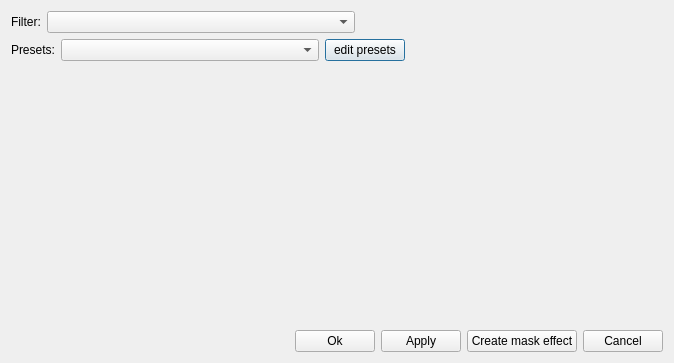
First picture: the form in krita/ui/wdgfilterdialog.ui, repository KDE/krita, before the edit.
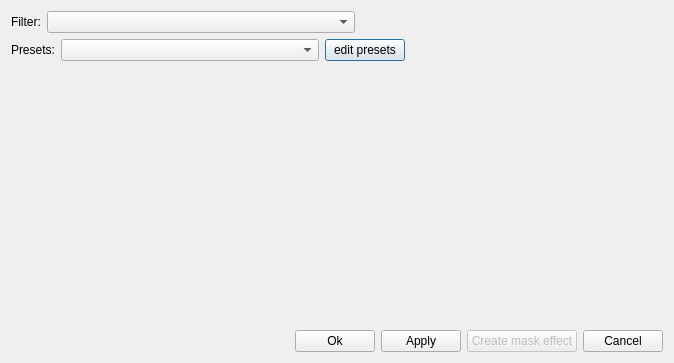
Second picture: the form after the edit.

Patch:
```diff
--- a/krita/ui/wdgfilterdialog.ui
+++ b/krita/ui/wdgfilterdialog.ui
@@ -147,6 +147,9 @@
        </item>
        <item>
         <widget class="QPushButton" name="pushButtonCreateMaskEffect" >
+         <property name="enabled" >
+          <bool>false</bool>
+         </property>
          <property name="text" >
           <string>Create mask effect</string>
          </property>
```
